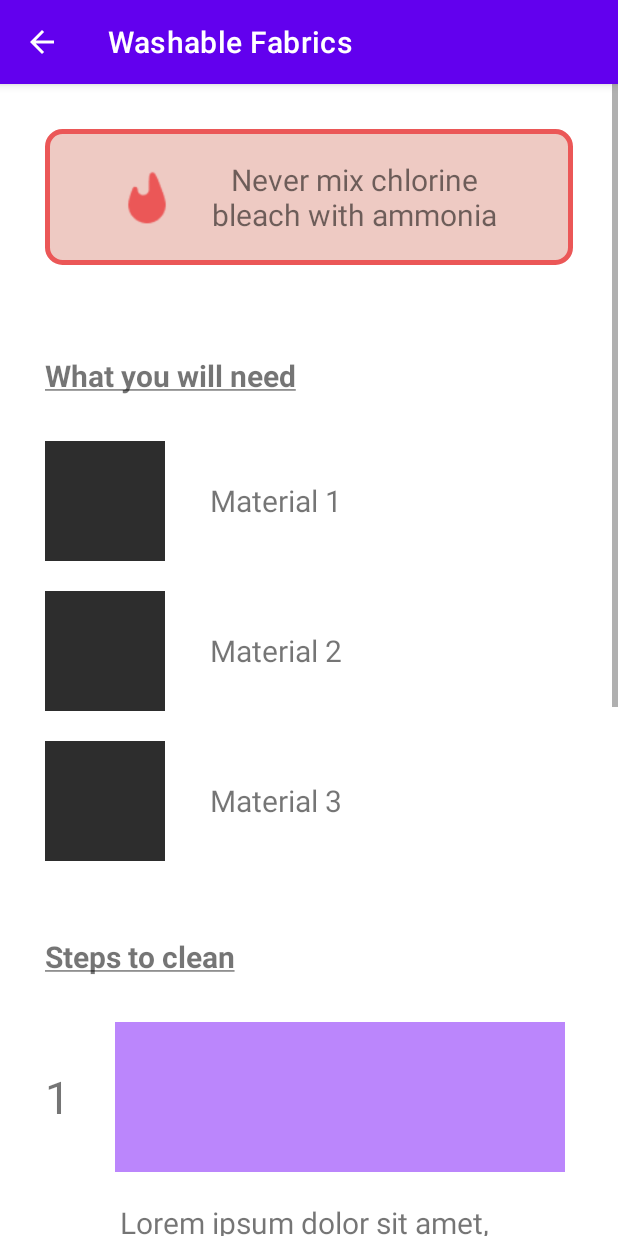
After one commit to tonyjoo974/Stainless, an Android app: the Solution_Activity screen opened directly, with no data from a screen before it, on a phone screen of 412 x 824 dp. The commit adds this screen. Run offline under Robolectric (Android 15) with nearby library versions, the light colour scheme and no system bars.

Commit message:
Basic Layout done with placeholders

```diff
--- a/app/src/main/AndroidManifest.xml
+++ b/app/src/main/AndroidManifest.xml
@@ -11,6 +11,11 @@
         android:theme="@style/Theme.Stainless">
         <activity
             android:name=".Stain_Activity"
+            android:exported="false"
+            android:label="Stain Solution"/>
+        <activity
+            android:name=".Solution_Activity"
+            android:label="Washable Fabrics"
             android:exported="false" />
         <activity
             android:name=".MainActivity"
--- /dev/null
+++ b/app/src/main/java/edu/illinois/cs465/stainless/Solution_Activity.java
@@ -0,0 +1,50 @@
+package edu.illinois.cs465.stainless;
+
+import androidx.annotation.NonNull;
+import androidx.appcompat.app.ActionBar;
+import androidx.appcompat.app.AppCompatActivity;
+import androidx.core.content.ContextCompat;
+
+import android.content.Intent;
+import android.os.Bundle;
+import android.view.MenuItem;
+import android.view.View;
+import android.widget.Button;
+import android.widget.CompoundButton;
+import android.widget.ImageView;
+import android.widget.TextView;
+import android.widget.ToggleButton;
+
+public class Solution_Activity extends AppCompatActivity {
+    @Override
+    protected void onCreate(Bundle savedInstanceState) {
+        super.onCreate(savedInstanceState);
+        setContentView(R.layout.activity_solution);
+
+
+        // calling the action bar
+        ActionBar actionBar = getSupportActionBar();
+
+        // showing the back button in action bar
+        actionBar.setDisplayHomeAsUpEnabled(true);
+
+
+    }
+
+
+    // this event will enable the back
+    // function to the button on press
+    @Override
+    public boolean onOptionsItemSelected(@NonNull MenuItem item) {
+        switch (item.getItemId()) {
+            case android.R.id.home:
+                this.finish();
+                return true;
+        }
+        return super.onOptionsItemSelected(item);
+    }
+
+
+
+
+}
--- a/app/src/main/java/edu/illinois/cs465/stainless/Stain_Activity.java
+++ b/app/src/main/java/edu/illinois/cs465/stainless/Stain_Activity.java
@@ -8,6 +8,8 @@ import androidx.core.content.ContextCompat;
 import android.content.Intent;
 import android.os.Bundle;
 import android.view.MenuItem;
+import android.view.View;
+import android.widget.Button;
 import android.widget.CompoundButton;
 import android.widget.ImageView;
 import android.widget.TextView;
@@ -50,8 +52,8 @@ public class Stain_Activity extends AppCompatActivity {
 
         // Receive data
         Intent intent = getIntent();
-        String stainName = intent.getExtras().getString("name");
-        int image = intent.getExtras().getInt("thumbnail");
+        String stainName = intent.getExtras().getString("StainName");
+        int image = intent.getExtras().getInt("Thumbnail");
 
         title.setText(stainName);
         img.setImageResource(image);
@@ -70,4 +72,17 @@ public class Stain_Activity extends AppCompatActivity {
         }
         return super.onOptionsItemSelected(item);
     }
+
+
+    public void washable_fabric_sol(View v){
+        startActivity(new Intent(Stain_Activity.this, Solution_Activity.class));
+    }
+
+    public void carpet_sol(View v){
+        startActivity(new Intent(Stain_Activity.this, Solution_Activity.class));
+    }
+
+    public void furniture_sol(View v){
+        startActivity(new Intent(Stain_Activity.this, Solution_Activity.class));
+    }
 }
--- /dev/null
+++ b/app/src/main/res/drawable/layout_bg.xml
@@ -0,0 +1,7 @@
+<?xml version="1.0" encoding="UTF-8"?>
+<shape xmlns:android="http://schemas.android.com/apk/res/android">
+    <solid android:color="#89e09c8f"/>
+    <stroke android:width="3dp" android:color="#EB5757" />
+    <corners android:radius="10dp"/>
+    <padding android:left="0dp" android:top="0dp" android:right="0dp" android:bottom="0dp" />
+</shape>
--- /dev/null
+++ b/app/src/main/res/layout/activity_solution.xml
@@ -0,0 +1,297 @@
+<?xml version="1.0" encoding="utf-8"?>
+<ScrollView xmlns:android="http://schemas.android.com/apk/res/android"
+    xmlns:app="http://schemas.android.com/apk/res-auto"
+    xmlns:tools="http://schemas.android.com/tools"
+    android:layout_width="match_parent"
+    android:layout_height="match_parent"
+    android:fillViewport="true">
+
+    <TableLayout
+        android:layout_width="match_parent"
+        android:layout_height="match_parent"
+        android:stretchColumns="1">
+
+        <LinearLayout
+            android:layout_width="match_parent"
+            android:layout_height="match_parent"
+            tools:context=".Stain_Activity"
+            android:orientation="vertical"
+
+            >
+
+            <LinearLayout
+                android:layout_width="match_parent"
+                android:layout_height="wrap_content"
+                android:layout_gravity="center"
+                android:background="@drawable/layout_bg"
+                android:gravity="center"
+                android:orientation="horizontal"
+                android:layout_margin="30dp"
+                android:padding="10dp">
+
+                <ImageView
+                    android:layout_width="60dp"
+                    android:layout_height="60dp"
+                    android:src="@drawable/warning">
+
+                </ImageView>
+
+                <TextView
+                    android:layout_width="196dp"
+                    android:layout_height="wrap_content"
+                    android:layout_gravity="center"
+                    android:layout_margin="10dp"
+                    android:gravity="center"
+                    android:text="Never mix chlorine bleach with ammonia"
+                    android:textSize="20sp" />
+
+            </LinearLayout>
+
+            <LinearLayout
+                android:layout_width="match_parent"
+                android:layout_height="wrap_content"
+                android:orientation="vertical">
+
+                <TextView
+                    android:layout_width="wrap_content"
+                    android:layout_height="wrap_content"
+                    android:text="@string/what_you_will_need"
+                    android:textStyle="bold"
+                    android:layout_gravity="left"
+                    android:padding="30dp"
+                    android:textSize="20sp">
+                </TextView>
+
+            </LinearLayout>
+
+            <LinearLayout
+                android:id="@+id/solutionContent"
+                android:layout_width="match_parent"
+                android:layout_height="wrap_content"
+                android:orientation="vertical"
+                android:paddingLeft="30dp">
+
+                <!--this is just a placeholder-->
+
+                <LinearLayout
+                    android:layout_width="wrap_content"
+                    android:layout_height="wrap_content"
+                    android:orientation="horizontal"
+                    android:layout_marginBottom="20dp">
+
+                    <ImageView
+                        android:layout_width="80dp"
+                        android:layout_height="80dp"
+                        android:background="#2d2d2d"
+                        android:gravity="center"
+                        android:scaleType="fitCenter" />
+
+                    <TextView
+                        android:layout_width="wrap_content"
+                        android:layout_height="wrap_content"
+                        android:layout_gravity="center"
+                        android:layout_marginLeft="30dp"
+                        android:textSize="20sp"
+                        android:text="Material 1">
+                    </TextView>
+
+                </LinearLayout>
+
+                <LinearLayout
+                    android:layout_width="wrap_content"
+                    android:layout_height="wrap_content"
+                    android:orientation="horizontal"
+                    android:layout_marginBottom="20dp">
+
+                    <ImageView
+                        android:layout_width="80dp"
+                        android:layout_height="80dp"
+                        android:background="#2d2d2d"
+                        android:gravity="center"
+                        android:scaleType="fitCenter" />
+
+                    <TextView
+                        android:layout_width="wrap_content"
+                        android:layout_height="wrap_content"
+                        android:layout_gravity="center"
+                        android:layout_marginLeft="30dp"
+                        android:textSize="20sp"
+                        android:text="Material 2">
+                    </TextView>
+
+                </LinearLayout>
+
+                <LinearLayout
+                    android:layout_width="wrap_content"
+                    android:layout_height="wrap_content"
+                    android:orientation="horizontal"
+                    android:layout_marginBottom="20dp">
+
+                    <ImageView
+                        android:layout_width="80dp"
+                        android:layout_height="80dp"
+                        android:background="#2d2d2d"
+                        android:gravity="center"
+                        android:scaleType="fitCenter" />
+
+                    <TextView
+                        android:layout_width="wrap_content"
+                        android:layout_height="wrap_content"
+                        android:layout_gravity="center"
+                        android:layout_marginLeft="30dp"
+                        android:textSize="20sp"
+                        android:text="Material 3">
+                    </TextView>
+
+                </LinearLayout>
+
+
+            </LinearLayout>
+
+            <LinearLayout
+                android:layout_width="match_parent"
+                android:layout_height="wrap_content"
+                android:orientation="vertical">
+
+                <TextView
+                    android:layout_width="wrap_content"
+                    android:layout_height="wrap_content"
+                    android:text="@string/steps_to_clean"
+                    android:textStyle="bold"
+                    android:layout_gravity="left"
+                    android:padding="30dp"
+                    android:textSize="20sp">
+                </TextView>
+
+            </LinearLayout>
+
+            <LinearLayout
+                android:id="@+id/stepsContent"
+                android:layout_width="match_parent"
+                android:layout_height="match_parent"
+                android:orientation="vertical">
+
+                <!-- This is just a place holder-->
+                <LinearLayout
+                    android:layout_width="wrap_content"
+                    android:layout_height="wrap_content"
+                    android:orientation="vertical">
+
+                    <LinearLayout
+                        android:layout_width="wrap_content"
+                        android:layout_height="wrap_content"
+                        android:orientation="horizontal"
+                        android:layout_marginLeft="30dp">
+
+                        <TextView
+                            android:layout_width="wrap_content"
+                            android:layout_height="wrap_content"
+                            android:layout_gravity="center"
+                            android:text="1"
+                            android:textSize="30sp">
+                        </TextView>
+
+                        <ImageView
+                            android:layout_width="300dp"
+                            android:layout_height="100dp"
+                            android:layout_marginLeft="30dp"
+                            android:background="@color/purple_200">
+                        </ImageView>
+
+                    </LinearLayout>
+
+                    <TextView
+                        android:layout_width="299dp"
+                        android:layout_height="wrap_content"
+                        android:layout_marginLeft="80dp"
+                        android:layout_marginTop="20dp"
+                        android:text="@string/placeholder_text"
+                        android:textSize="20sp"></TextView>
+
+                </LinearLayout>
+
+                <LinearLayout
+                    android:layout_width="wrap_content"
+                    android:layout_height="wrap_content"
+                    android:orientation="vertical"
+                    android:layout_marginTop="30dp">
+
+                    <LinearLayout
+                        android:layout_width="wrap_content"
+                        android:layout_height="wrap_content"
+                        android:orientation="horizontal"
+                        android:layout_marginLeft="30dp">
+
+                        <TextView
+                            android:layout_width="wrap_content"
+                            android:layout_height="wrap_content"
+                            android:layout_gravity="center"
+                            android:text="2"
+                            android:textSize="30sp">
+                        </TextView>
+
+                        <ImageView
+                            android:layout_width="300dp"
+                            android:layout_height="100dp"
+                            android:layout_marginLeft="30dp"
+                            android:background="@color/purple_200">
+                        </ImageView>
+
+                    </LinearLayout>
+
+                    <TextView
+                        android:layout_width="299dp"
+                        android:layout_height="wrap_content"
+                        android:layout_marginLeft="80dp"
+                        android:layout_marginTop="20dp"
+                        android:text="@string/placeholder_text"
+                        android:textSize="20sp"></TextView>
+
+                </LinearLayout>
+
+                <LinearLayout
+                    android:layout_width="wrap_content"
+                    android:layout_height="270dp"
+                    android:layout_marginTop="30dp"
+                    android:layout_marginBottom="30dp"
+                    android:orientation="vertical">
+
+                    <LinearLayout
+                        android:layout_width="wrap_content"
+                        android:layout_height="wrap_content"
+                        android:layout_marginLeft="30dp"
+                        android:orientation="horizontal">
+
+                        <TextView
+                            android:layout_width="wrap_content"
+                            android:layout_height="wrap_content"
+                            android:layout_gravity="center"
+                            android:text="3"
+                            android:textSize="30sp"></TextView>
+
+                        <ImageView
+                            android:layout_width="300dp"
+                            android:layout_height="100dp"
+                            android:layout_marginLeft="30dp"
+                            android:background="@color/purple_200"></ImageView>
+
+                    </LinearLayout>
+
+                    <TextView
+                        android:layout_width="299dp"
+                        android:layout_height="wrap_content"
+                        android:layout_marginLeft="80dp"
+                        android:layout_marginTop="20dp"
+                        android:text="@string/placeholder_text"
+                        android:textSize="20sp"></TextView>
+
+                </LinearLayout>
+
+
+            </LinearLayout>
+
+
+        </LinearLayout>
+
+    </TableLayout>
+</ScrollView>
--- a/app/src/main/res/layout/activity_stain.xml
+++ b/app/src/main/res/layout/activity_stain.xml
@@ -59,7 +59,8 @@
             android:layout_gravity="center"
             android:layout_margin="10dp"
             android:padding="30dp"
-            android:text="Washable Fabric"></Button>
+            android:text="Washable Fabric"
+            android:onClick="washable_fabric_sol" ></Button>
 
         <Button
             android:id="@+id/carpet"
@@ -68,7 +69,8 @@
             android:layout_gravity="center"
             android:layout_margin="10dp"
             android:padding="30dp"
-            android:text="Carpet"></Button>
+            android:text="Carpet"
+            android:onClick="carpet_sol" ></Button>
 
         <Button
             android:id="@+id/furniture_fabric"
@@ -77,7 +79,8 @@
             android:layout_gravity="center"
             android:layout_margin="10dp"
             android:padding="30dp"
-            android:text="Furniture Fabric"></Button>
+            android:text="Furniture Fabric"
+            android:onClick="furniture_sol" ></Button>
 
     </LinearLayout>
 
--- a/app/src/main/res/values/strings.xml
+++ b/app/src/main/res/values/strings.xml
@@ -2,4 +2,7 @@
     <string name="app_name">Stainless</string>
     <string name="category">Categories</string>
     <string name="a_to_z">A - Z</string>
+    <string name="what_you_will_need"><u>What you will need</u></string>
+    <string name="steps_to_clean"><u>Steps to clean</u></string>
+    <string name="placeholder_text">Lorem ipsum dolor sit amet, consectetur adipiscing elit, sed do eiusmod tempor incididunt ut labore et dolore magna aliqua.</string>
 </resources>
```
Also changed, not shown: app/src/main/java/edu/illinois/cs465/stainless/CategorySpinnerAdapter.java (line endings or trailing spaces), app/src/main/java/edu/illinois/cs465/stainless/RecyclerViewAdapter.java (line endings or trailing spaces), app/src/main/res/drawable/Fire_fill.png (added), app/src/main/res/drawable/warning.png (added).
